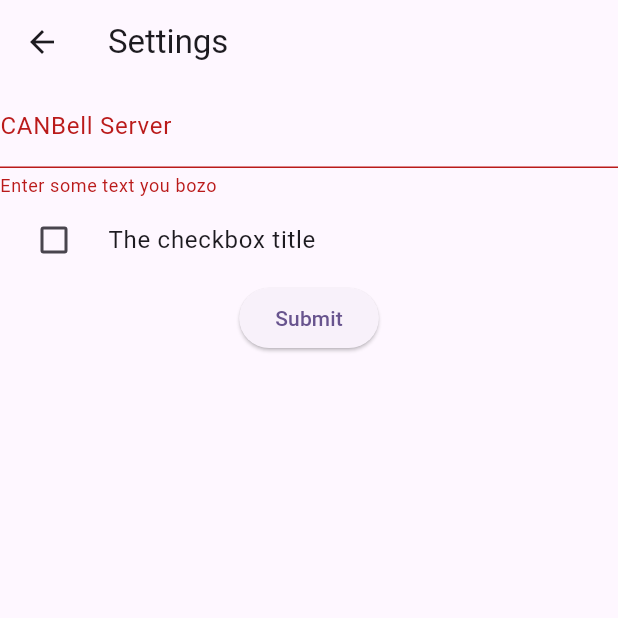
After one commit to ahsparrow/strike, a Flutter app: the Settings screen opened directly, on a phone screen of 412 x 824 dp, the top half of it. The commit adds this screen. Run offline on Flutter 3.47's test engine with Material 3 defaults, Android fonts, the phone set to English and light mode, and no system bars; our stand-ins replace fl_chart; network calls fail.

Commit message:
Add proto setting screen

```diff
--- a/lib/data.dart
+++ b/lib/data.dart
@@ -9,7 +9,7 @@ import 'package:http/http.dart' as http;
 import 'utils/stats.dart';
 
 class StrikeData with ChangeNotifier {
-  var host = 'localhost';
+  var host = '192.168.1.102';
   var port = 5000;
 
   var alpha = 0.4;
--- a/lib/main.dart
+++ b/lib/main.dart
@@ -2,6 +2,7 @@ import 'package:flutter/material.dart';
 import 'package:provider/provider.dart';
 
 import 'data.dart';
+import 'screens/settings.dart';
 import 'widgets/line.dart';
 import 'widgets/score.dart';
 import 'widgets/rms.dart';
@@ -66,7 +67,26 @@ class MyHomePage extends StatelessWidget {
                 ),
               ],
             ),
+            actions: [
+              PopupMenuButton(itemBuilder: (context) {
+                return [
+                  PopupMenuItem<int>(
+                    onTap: () async {
+                      await Navigator.push(
+                        context,
+                        MaterialPageRoute(
+                          builder: (context) => const Settings(),
                         ),
+                      );
+                    },
+                    child: const Text('Preferences'),
+                  ),
+                  const PopupMenuItem<int>(
+                    child: Text('About'),
+                  ),
+                ];
+              })
+            ]),
         body: const TabBarView(children: [
           ScoreWidget(),
           LineWidget(),
--- /dev/null
+++ b/lib/screens/settings.dart
@@ -0,0 +1,76 @@
+import 'package:flutter/material.dart';
+
+class Settings extends StatelessWidget {
+  const Settings({super.key});
+
+  @override
+  Widget build(BuildContext context) {
+    return Scaffold(
+      appBar: AppBar(
+        title: const Text('Settings'),
+      ),
+      body: const SettingsForm(),
+    );
+  }
+}
+
+class SettingsForm extends StatefulWidget {
+  const SettingsForm({super.key});
+
+  @override
+  State<SettingsForm> createState() => _SettingsFormState();
+}
+
+class _SettingsFormState extends State<SettingsForm> {
+  final _formKey = GlobalKey<FormState>();
+
+  final controller = TextEditingController();
+  late FormFieldState<bool> formFieldState;
+
+  @override
+  initState() {
+    super.initState();
+  }
+
+  @override
+  Widget build(BuildContext context) {
+    return Form(
+      key: _formKey,
+      child: Column(
+        children: [
+          TextFormField(
+            controller: controller,
+            autovalidateMode: AutovalidateMode.always,
+            decoration: const InputDecoration(labelText: 'CANBell Server'),
+            validator: (String? value) {
+              if (value == null || value.isEmpty) {
+                return 'Enter some text you bozo';
+              }
+              return null;
+            },
+          ),
+          FormField<bool>(
+            builder: (FormFieldState<bool> state) {
+              formFieldState = state;
+              return CheckboxListTile(
+                title: const Text('The checkbox title'),
+                controlAffinity: ListTileControlAffinity.leading,
+                onChanged: (bool? checked) {
+                  state.didChange(checked);
+                },
+                value: state.value ?? false,
+              );
+            },
+          ),
+          ElevatedButton(
+            onPressed: () async {
+              if (_formKey.currentState!.validate()) {}
+              Navigator.pop(context, formFieldState.value);
+            },
+            child: const Text('Submit'),
+          ),
+        ],
+      ),
+    );
+  }
+}
```
Lines whose indentation alone changed are shown as unchanged.
